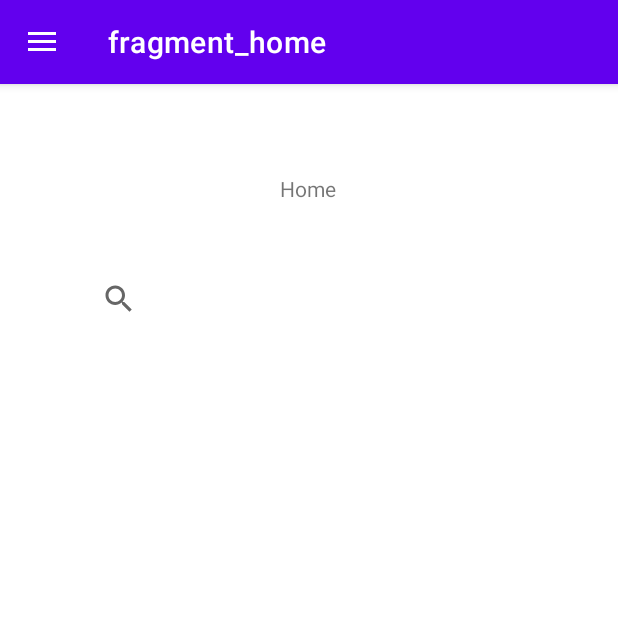
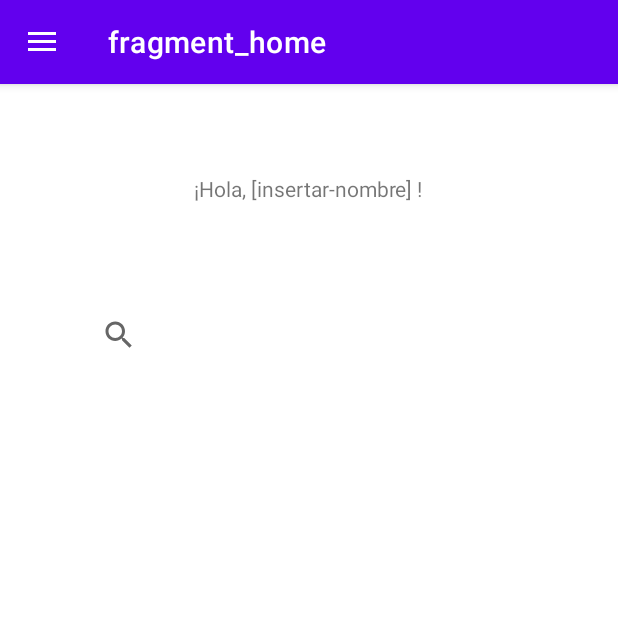
Before and after one commit to victorlacco/parcialTP3Grupo5, an Android app: the FragmentLogin screen opened through its navigation route, after a tap on "CONTINUAR", on a phone screen of 412 x 824 dp, the top half of it. Run offline under Robolectric (Android 15) with nearby library versions, the phone set to English and light mode, and no system bars; our stand-ins replace navigation-ui.

Commit message:
Navegación desde pantalla de Login hacia Home

```diff
--- a/app/src/main/java/ar/edu/ort/parcialtp3_g5/fragments/FragmentHome.kt
+++ b/app/src/main/java/ar/edu/ort/parcialtp3_g5/fragments/FragmentHome.kt
@@ -5,9 +5,13 @@ import androidx.fragment.app.Fragment
 import android.view.LayoutInflater
 import android.view.View
 import android.view.ViewGroup
+import android.widget.TextView
 import ar.edu.ort.parcialtp3_g5.R
 
 class FragmentHome : Fragment() {
+    private lateinit var userEditText: String
+    private lateinit var passwordEditText: String
+    lateinit var userWelcome: TextView
 
     override fun onCreate(savedInstanceState: Bundle?) {
         super.onCreate(savedInstanceState)
@@ -19,4 +23,9 @@ class FragmentHome : Fragment() {
         return inflater.inflate(R.layout.fragment_home, container, false)
     }
 
+    override fun onViewCreated(view: View, savedInstanceState: Bundle?) {
+        super.onViewCreated(view, savedInstanceState)
+        userWelcome = view.findViewById(R.id.welcomeText)
+        userWelcome.text = getString(R.string.welcome, "[insertar-nombre]")
+    }
 }
--- a/app/src/main/java/ar/edu/ort/parcialtp3_g5/fragments/FragmentLogin.kt
+++ b/app/src/main/java/ar/edu/ort/parcialtp3_g5/fragments/FragmentLogin.kt
@@ -7,41 +7,57 @@ import android.view.View
 import android.view.ViewGroup
 import android.widget.Button
 import android.widget.EditText
-import androidx.fragment.app.FragmentOnAttachListener
 import androidx.navigation.findNavController
+import androidx.navigation.fragment.findNavController
 import ar.edu.ort.parcialtp3_g5.R
 
 class FragmentLogin : Fragment() {
 
     lateinit var vista: View
     lateinit var btnGoToHome: Button
-    lateinit var txtInputUser: EditText
+    private lateinit var userEmailEditText: EditText
+    private lateinit var passwordEditText: EditText
 
     override fun onCreate(savedInstanceState: Bundle?) {
         super.onCreate(savedInstanceState)
     }
 
     override fun onCreateView(inflater: LayoutInflater, container: ViewGroup?, savedInstanceState: Bundle?): View? {
-        // Inflate the layout for this fragment
-
         vista = inflater.inflate(R.layout.fragment_login, container, false)
-
         btnGoToHome = vista.findViewById(R.id.id_buttonGoToHome)
 
-        txtInputUser = vista.findViewById(R.id.id_txtInputUser)
+        //txtInputUser = vista.findViewById(R.id.usrEmail)
 
         return vista
     }
 
+    override fun onViewCreated(view: View, savedInstanceState: Bundle?) {
+        super.onViewCreated(view, savedInstanceState)
+
+        val navController = findNavController()
+        val continueButton = view.findViewById<Button>(R.id.id_buttonGoToHome)
+        userEmailEditText = view.findViewById(R.id.usrEmail)
+        passwordEditText = view.findViewById(R.id.usrPassword)
+
+        // Button listener
+        continueButton.setOnClickListener {
+
+            // Navigation to home screen
+            navController.navigate(
+                FragmentLoginDirections.loginToHome(
+                    userEmailEditText.text.toString(),
+                    passwordEditText.text.toString()
+                )
+            )
+        }
+    }
+
     override fun onStart() {
         super.onStart()
-
         activity?.title = "Login"
-
         btnGoToHome.setOnClickListener {
-
-        val action = FragmentLoginDirections.actionFragmentLoginToFragmentHome()
-
+        val action = FragmentLoginDirections.loginToHome(userEmailEditText.text.toString(),
+            passwordEditText.text.toString())
         vista.findNavController().navigate(action)
 
         }
--- a/app/src/main/res/layout/fragment_home.xml
+++ b/app/src/main/res/layout/fragment_home.xml
@@ -9,11 +9,10 @@
     tools:context=".fragments.FragmentHome">
 
     <TextView
-        android:id="@+id/textView"
+        android:id="@+id/welcomeText"
         android:layout_width="wrap_content"
         android:layout_height="wrap_content"
         android:layout_marginTop="60dp"
-        android:text="Home"
         app:layout_constraintEnd_toEndOf="parent"
         app:layout_constraintHorizontal_bias="0.498"
         app:layout_constraintStart_toStartOf="parent"
@@ -23,9 +22,9 @@
         android:id="@+id/id_searchBox"
         android:layout_width="301dp"
         android:layout_height="39dp"
-        android:layout_marginTop="44dp"
+        android:layout_marginTop="68dp"
         app:layout_constraintEnd_toEndOf="parent"
         app:layout_constraintStart_toStartOf="parent"
-        app:layout_constraintTop_toBottomOf="@+id/textView" />
+        app:layout_constraintTop_toBottomOf="@+id/welcomeText" />
 
 </androidx.constraintlayout.widget.ConstraintLayout>
--- a/app/src/main/res/layout/fragment_login.xml
+++ b/app/src/main/res/layout/fragment_login.xml
@@ -8,7 +8,7 @@
     tools:context=".fragments.FragmentLogin">
 
     <EditText
-        android:id="@+id/id_txtInputUser"
+        android:id="@+id/usrEmail"
         android:layout_width="wrap_content"
         android:layout_height="wrap_content"
         android:layout_marginTop="220dp"
@@ -25,7 +25,7 @@
         app:layout_constraintTop_toTopOf="parent" />
 
     <EditText
-        android:id="@+id/editTextTextPassword"
+        android:id="@+id/usrPassword"
         android:layout_width="wrap_content"
         android:layout_height="wrap_content"
         android:layout_marginTop="32dp"
@@ -39,7 +39,7 @@
         app:layout_constraintEnd_toEndOf="parent"
         app:layout_constraintHorizontal_bias="0.497"
         app:layout_constraintStart_toStartOf="parent"
-        app:layout_constraintTop_toBottomOf="@+id/id_txtInputUser" />
+        app:layout_constraintTop_toBottomOf="@+id/usrEmail" />
 
     <TextView
         android:id="@+id/id_olvidoPassword"
@@ -53,7 +53,7 @@
         app:layout_constraintEnd_toEndOf="parent"
         app:layout_constraintHorizontal_bias="0.377"
         app:layout_constraintStart_toStartOf="parent"
-        app:layout_constraintTop_toBottomOf="@+id/editTextTextPassword" />
+        app:layout_constraintTop_toBottomOf="@+id/usrPassword" />
 
     <Button
         android:id="@+id/id_buttonGoToHome"
--- a/app/src/main/res/navigation/navgraf.xml
+++ b/app/src/main/res/navigation/navgraf.xml
@@ -11,7 +11,7 @@
         android:label="fragment_login"
         tools:layout="@layout/fragment_login" >
         <action
-            android:id="@+id/action_fragmentLogin_to_fragmentHome"
+            android:id="@+id/loginToHome"
             app:destination="@id/fragmentHome" />
     </fragment>
     <fragment
@@ -26,6 +26,9 @@
             android:name="User"
             app:argType="string"
             android:defaultValue="Sr. Usuario" />
+        <argument
+            android:name="Pass"
+            app:argType="string" />
     </fragment>
     <fragment
         android:id="@+id/fragmentCharacter"
--- a/app/src/main/res/values/strings.xml
+++ b/app/src/main/res/values/strings.xml
@@ -20,4 +20,7 @@
     <string name="nombre">Nombre:</string>
     <string name="alive">Alive</string>
     <string name="todo1">TODO</string>
+
+    <!-- Home Strings -->
+    <string name="welcome">¡Hola, %s !</string>
 </resources>
```
